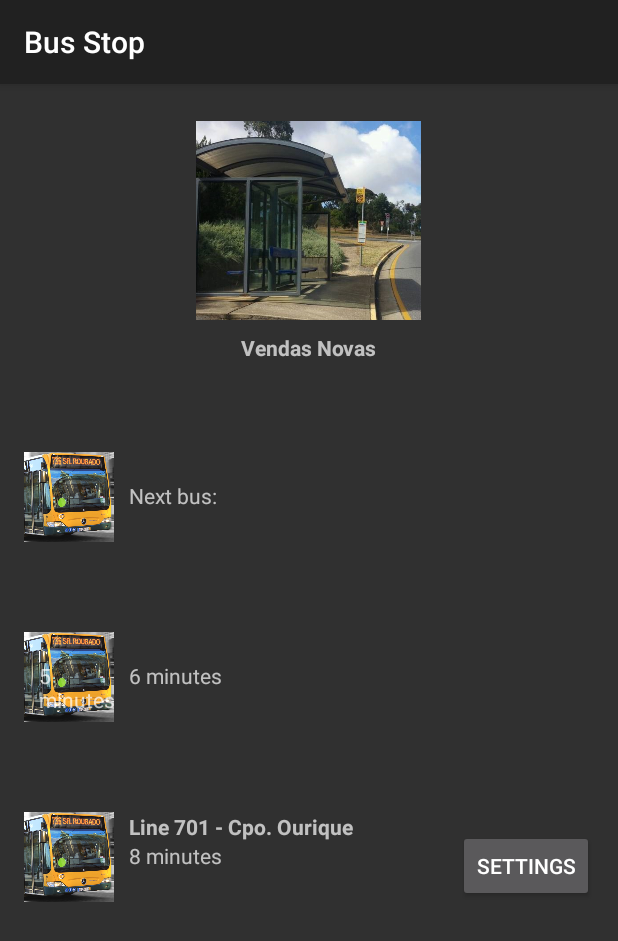
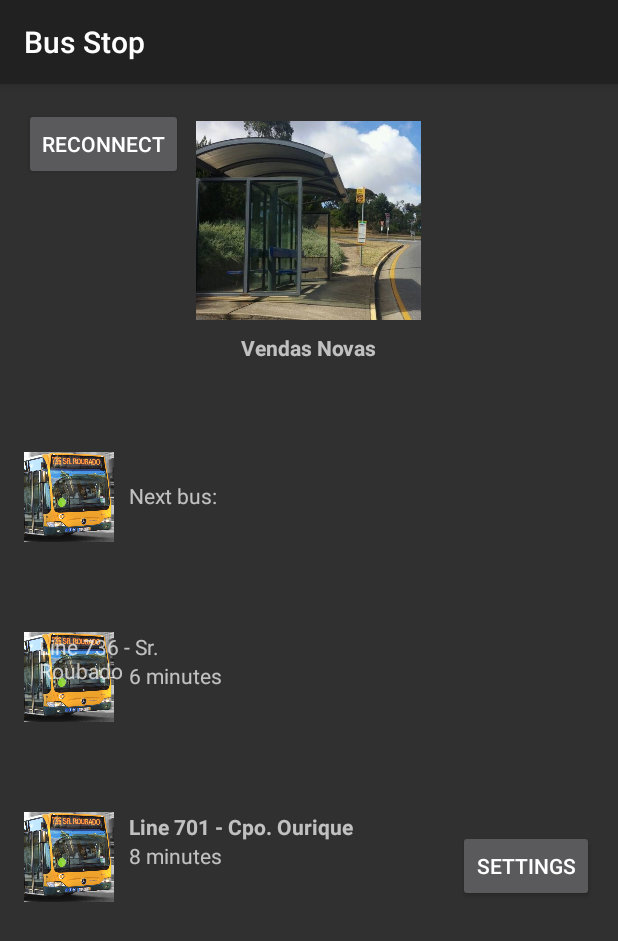
Before and after one commit to ruskam/bUser, an Android app: the BusStopAct screen opened directly, with no data from a screen before it, on a phone screen of 412 x 824 dp. Shown: the top 941 px of the screen. Run offline under Robolectric (Android 15) with nearby library versions, the light colour scheme and no system bars; libraries missing offline, so code that uses them is left out: org.springframework.http, org.springframework.web; 3 statements that could not run were skipped.

Commit message:
added the removed button and connect on the merge

```diff
--- a/app/src/main/java/com/example/esr14/signupplay/BusStopAct.java
+++ b/app/src/main/java/com/example/esr14/signupplay/BusStopAct.java
@@ -6,11 +6,13 @@ import android.os.Bundle;
 import android.support.v7.app.AppCompatActivity;
 import android.util.Log;
 import android.view.View;
+import android.widget.Button;
 import android.widget.TextView;
 import android.widget.Toast;
 
 import com.example.esr14.signupplay.Model.BusStop;
 import com.example.esr14.signupplay.settings.SettingsActivity;
+import com.example.esr14.signupplay.util.AbstractActivity;
 import com.example.esr14.signupplay.util.MyTime;
 
 import org.json.JSONException;
@@ -28,12 +30,13 @@ import java.util.Map;
 /**
  * This class is called after a user is logged in
  */
-public class BusStopAct extends AppCompatActivity {
+public class BusStopAct extends AbstractActivity {
 
     TextView tvNextBusTime1;
     TextView tvNextBusTime2;
     TextView tvBusLine1;
     TextView tvBusLine2;
+    Button retry;
 
     @Override
     protected void onCreate(Bundle savedInstanceState) {
@@ -44,6 +47,31 @@ public class BusStopAct extends AppCompatActivity {
         tvBusLine1 = (TextView) findViewById(R.id.tvBusLine2);
         tvNextBusTime2 = (TextView) findViewById(R.id.tvNextBusTime2);
         tvBusLine2 = (TextView) findViewById(R.id.tvBusLine2);
+        retry = (Button) findViewById(R.id.button_retry);
+
+      //  connect();
+        if (isBtConnected) {
+            msg("ok");
+            retry.setText("Connected");
+        }
+        else {
+            msg("Failed to connect");
+        }
+        retry.setOnClickListener(new View.OnClickListener()
+        {
+            @Override
+            public void onClick(View v)
+            {
+                msg("Retrying to connect");
+                if(connect())
+                    retry.setText("Connected");
+
+            }
+        });
+    }
+    @Override
+    public void detectedCard() {
+        startActivity(new Intent(this,insideBus.class));
     }
 
     public void displaySettings(View view) {
@@ -71,7 +99,7 @@ public class BusStopAct extends AppCompatActivity {
             try {
                 //final String url = "http://10.0.2.2:8080/api/busstop/near/lng=-9.2037&lat=38.660&d=108";
                 //final String url = "http://10.0.2.2:8080/api/busstop/all";
-                final String url = "http://10.0.2.2:8080/api/busstop/stopname=Damaia";
+                final String url = "http://172.20.10.13:8080/api/busstop/stopname=Damaia";
                 RestTemplate restTemplate = new RestTemplate();
                 restTemplate.getMessageConverters().add(new MappingJackson2HttpMessageConverter());
                 BusStop busStop = restTemplate.getForObject(url, BusStop.class);
--- a/app/src/main/res/layout/activity_bus_stop.xml
+++ b/app/src/main/res/layout/activity_bus_stop.xml
@@ -41,7 +41,7 @@
             android:src="@drawable/bus_default" />
 
         <TextView
-            android:id="@+id/tvNextBusTime1"
+            android:id="@+id/tvBusLine1"
             android:layout_width="wrap_content"
             android:layout_height="wrap_content"
             android:layout_alignTop="@+id/ic_b1"
@@ -51,10 +51,10 @@
             android:textStyle="bold" />
 
         <TextView
-            android:id="@+id/tvBusLine2"
+            android:id="@+id/tvNextBusTime1"
             android:layout_width="wrap_content"
             android:layout_height="wrap_content"
-            android:layout_below="@+id/tvNextBusTime1"
+            android:layout_below="@+id/tvBusLine1"
             android:layout_marginLeft="10dp"
             android:layout_toEndOf="@+id/ic_b1"
             android:onClick="getInsideBus"
@@ -71,7 +71,7 @@
 
 
         <TextView
-            android:id="@+id/tvNextBusTime2"
+            android:id="@+id/tvBusLine2"
             android:layout_width="wrap_content"
             android:layout_height="wrap_content"
             android:layout_alignTop="@+id/ic_b2"
@@ -81,10 +81,10 @@
             android:textStyle="bold" />
 
         <TextView
-            android:id="@+id/tvBusLine2"
+            android:id="@+id/tvNextBusTime2"
             android:layout_width="wrap_content"
             android:layout_height="wrap_content"
-            android:layout_below="@+id/tvNextBusTime2"
+            android:layout_below="@+id/tvBusLine2"
             android:layout_marginLeft="10dp"
             android:layout_toEndOf="@+id/ic_b2"
             android:onClick="getInsideBus"
@@ -138,10 +138,19 @@
             android:layout_height="wrap_content"
             android:layout_marginLeft="10dp"
             android:onClick="getInsideBus"
-            android:text="5 minutes"
+            android:text="Line 736 - Sr. Roubado"
             android:layout_alignTop="@+id/tvBusLine2"
             android:layout_alignEnd="@+id/tvNextBusTime2" />
 
-
+        <Button
+            android:id="@+id/button_retry"
+            android:layout_width="wrap_content"
+            android:layout_height="wrap_content"
+            android:layout_alignParentStart="true"
+            android:layout_alignParentTop="true"
+            android:layout_gravity="right"
+            android:layout_marginBottom="37dp"
+            android:text="Reconnect"
+            />
     </RelativeLayout>
 </ScrollView>
```
